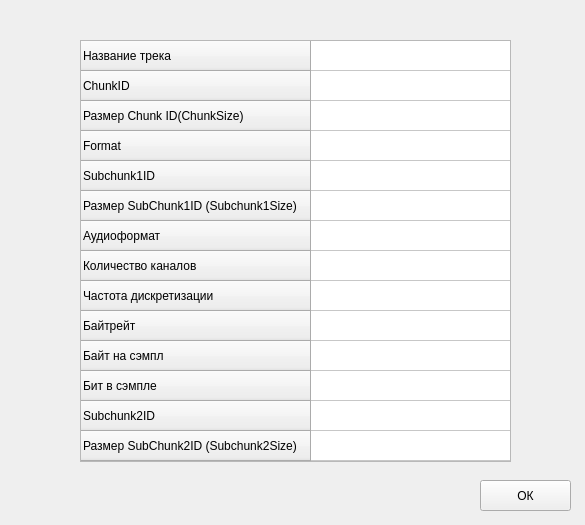
BigSickMind/frequency-analysis, file ui/header.ui: the form before one commit.
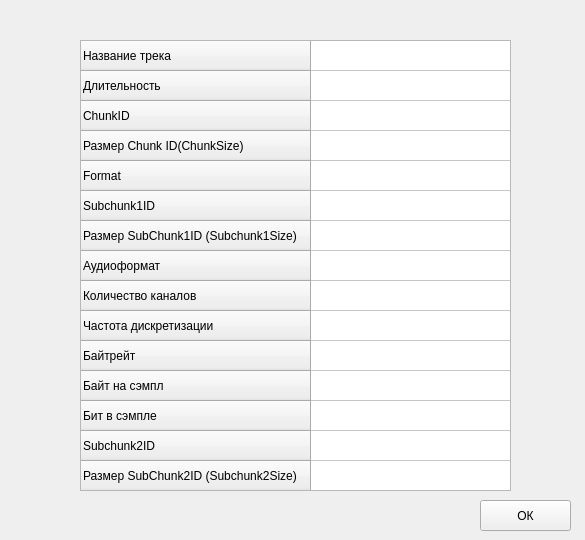
The form after the commit. Icons and pictures are not drawn.

Commit message: Refactoring main logic. Adding WAVE audioformats. Refactoring header parsing.

What changed in the file:
```diff
--- a/ui/header.ui
+++ b/ui/header.ui
@@ -10,19 +10,19 @@
     <x>0</x>
     <y>0</y>
     <width>585</width>
-    <height>525</height>
+    <height>540</height>
    </rect>
   </property>
   <property name="minimumSize">
    <size>
     <width>585</width>
-    <height>525</height>
+    <height>540</height>
    </size>
   </property>
   <property name="maximumSize">
    <size>
     <width>585</width>
-    <height>525</height>
+    <height>540</height>
    </size>
   </property>
   <property name="windowTitle">
@@ -38,7 +38,7 @@
      <x>80</x>
      <y>40</y>
      <width>431</width>
-     <height>422</height>
+     <height>451</height>
     </rect>
    </property>
    <property name="font">
@@ -78,6 +78,11 @@
      <set>AlignLeading|AlignVCenter</set>
     </property>
    </row>
+   <row>
+    <property name="text">
+     <string>Длительность</string>
+    </property>
+   </row>
    <row>
     <property name="text">
      <string>ChunkID</string>
@@ -170,7 +175,7 @@
    <property name="geometry">
     <rect>
      <x>480</x>
-     <y>480</y>
+     <y>500</y>
      <width>91</width>
      <height>31</height>
     </rect>
```
The commit also changes 6 other files.
